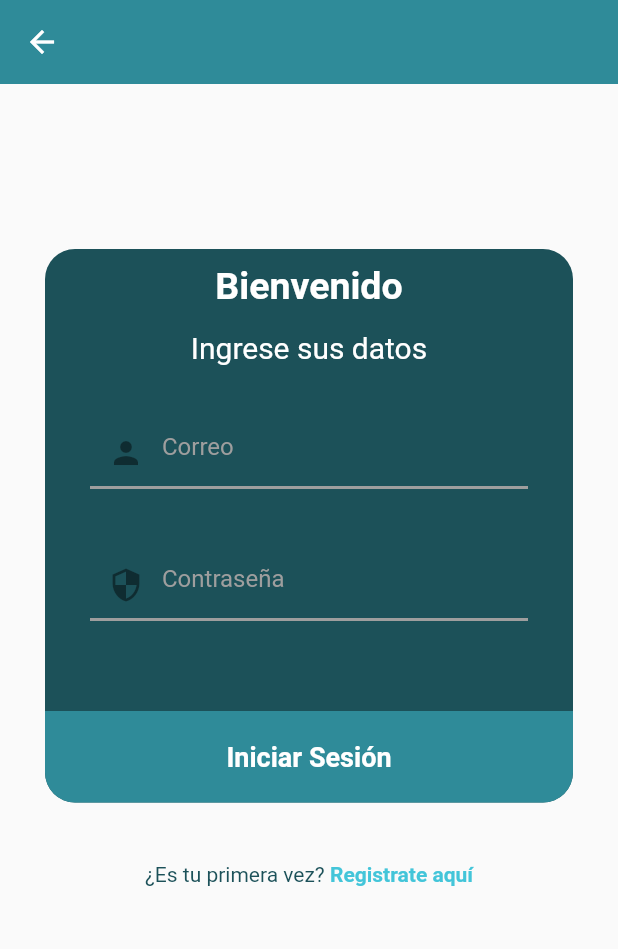
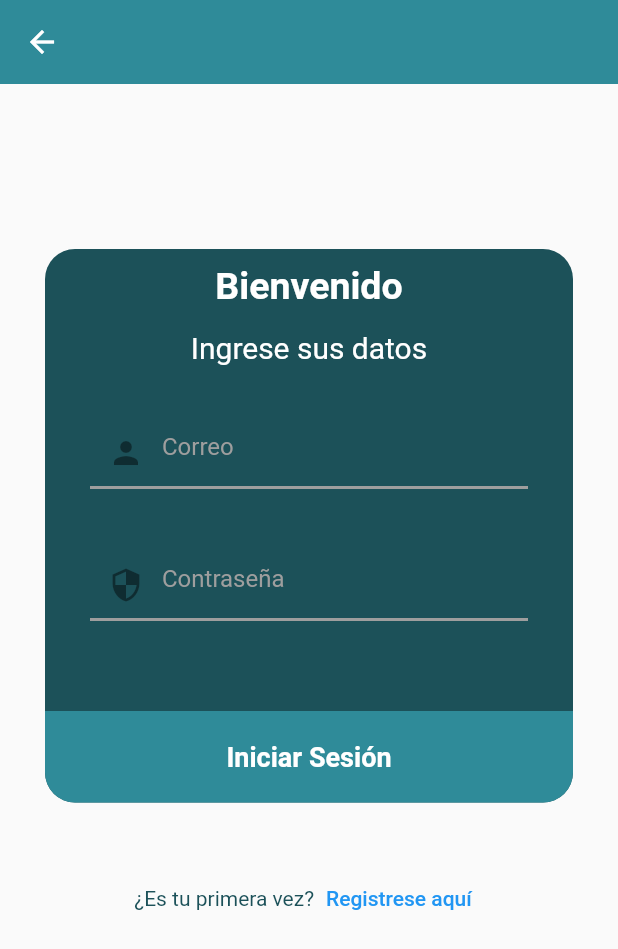
Before and after one commit to Balam2001/ProyectoDart, a Flutter app: the LoginScreen screen opened by its route, on a phone screen of 412 x 824 dp. Shown: the top 949 px of the screen. Run offline on Flutter 3.47's test engine with Material 2 defaults, Android fonts, the phone set to English and light mode, and no system bars; network calls fail.

Commit message:
implementacion de rutas

```diff
--- a/lib/routes/app_routes.dart
+++ b/lib/routes/app_routes.dart
@@ -6,10 +6,19 @@ import 'package:merceria_fat/models/item_menu.dart';
 class AppRoutes{
   static final menuOptions = <ItemMenu>[
     ItemMenu(label: 'Iniciar sesión', route: 'login', icon: Icons.account_circle, screen: const LoginScreen()),
-    ItemMenu(label: 'Configuración', route: 'registro_usuario', icon: Icons.settings, screen: const RegistroScreen()),
+    ItemMenu(label: 'Configuración', route: 'configuracion', icon: Icons.settings, screen: const ConfigScreen()),
+  ];
+
+  static final navOptions = <ItemMenu>[
+    ItemMenu(label: 'Registro Usuario', route:'registro_usuario', icon: Icons.account_circle, screen: const RegistroScreen()),
+    ItemMenu(label: 'Club', route: 'club_screen', icon: Icons.access_alarm_sharp, screen: const ClubScreen()),
+    ItemMenu(label: 'Home', route: 'home', icon: Icons.house, screen: const HomeScreen()),
+
   ];
 
   static final countMenuOptions = menuOptions.length;
+  static final countnavOptions = navOptions.length;
+
 
   static Map<String, Widget Function(BuildContext)> getRoutes () {
     Map<String, Widget Function(BuildContext)>appRoutes={};
@@ -17,6 +26,9 @@ class AppRoutes{
     for (final item in menuOptions){
       appRoutes.addAll({item.route : (BuildContext context) => item.screen});
     }
+    for (final item in navOptions){
+      appRoutes.addAll({item.route : (BuildContext context) => item.screen});
+    }
 
     return appRoutes;
   }
--- a/lib/routes/navbar_routes.dart
+++ b/lib/routes/navbar_routes.dart
@@ -9,7 +9,7 @@ const NavBarRoutes({Key? key, required this.index}) : super(key: key);
     List<Widget> pages =[
       const HomeScreen(),
       const ClubesScreen(),
-      const ClubScreen()
+      const TorneosScreen()
     ];
     return pages[index];
   }
--- a/lib/screens/club_screen.dart
+++ b/lib/screens/club_screen.dart
@@ -22,7 +22,7 @@ class ClubScreen extends StatelessWidget {
             child: const SizedBox(
               width: 100,
               child: Text(
-                'Chicago Bulls',
+                'Yankees NY',
                 textAlign: TextAlign.center,
                 style: TextStyle(
                   fontSize : 30,
@@ -32,8 +32,9 @@ class ClubScreen extends StatelessWidget {
             ),
           ),
           const SizedBox(height:20),
+
           Image.network(
-          'https://www.pngplay.com/wp-content/uploads/13/Chicago-Bulls-Background-PNG-Image.png',
+          'https://cdn.freebiesupply.com/images/large/2x/new-york-yankees-ny-logo.png',
           width: 300,
           height: 200,
           alignment: Alignment.center,
--- a/lib/screens/login_screen.dart
+++ b/lib/screens/login_screen.dart
@@ -93,7 +93,7 @@ class LoginScreen extends StatelessWidget {
                     const SizedBox(height: 60.0,),
                     InkWell(
                       onTap: (){
-                        Navigator.pop(context);
+                        Navigator.pushNamed(context, 'home');
                       },
                       child: Container(
                         child: Row(
@@ -127,16 +127,17 @@ class LoginScreen extends StatelessWidget {
             const SizedBox(height :10),
             Row(
               mainAxisAlignment: MainAxisAlignment.center,
-              children: const <Widget>[
-                Text('¿Es tu primera vez?',
+              children:  <Widget>[
+                const Text('¿Es tu primera vez?',
                 style: TextStyle(
                   color: Color(0xFF1C5159),
                 ),
                 ),
-                Text(' Registrate aquí', style: TextStyle(
-                  fontWeight: FontWeight.bold,
-                  color: Color(0xFF43C5D9),
-                ))
+                TextButton(
+                  onPressed: (){
+                    Navigator.pushNamed(context, 'registro_usuario');
+                  },
+                  child: const Text('Registrese aquí'))
               ],
             )
           ],
```
Also changed, not shown: lib/screens/clubes_screen.dart (+7 -2 lines), lib/screens/home_screen.dart (+5 -51 lines).
